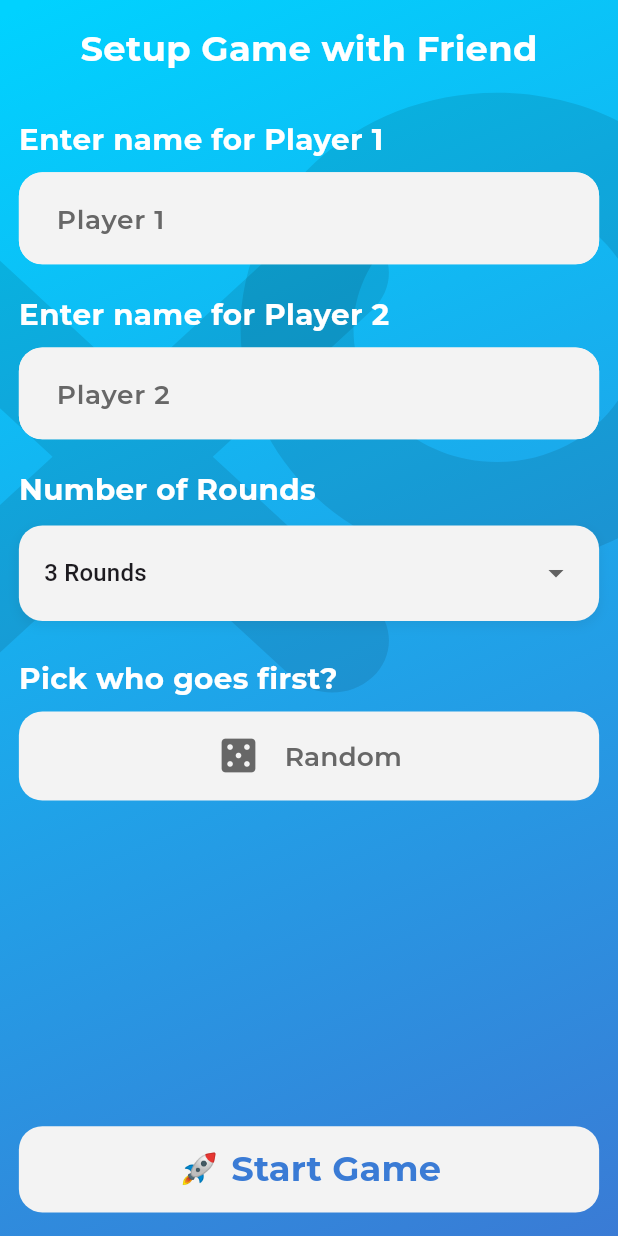
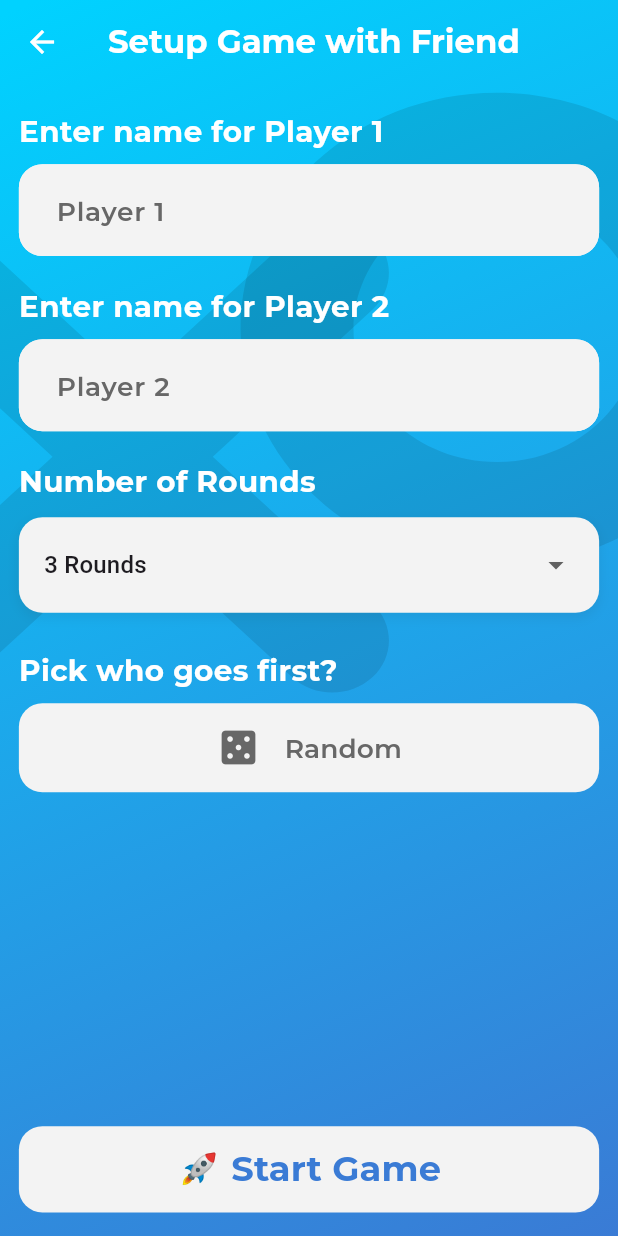
Before and after one commit to AYAEMAD0/Tic_Tac_Toe, a Flutter app: the FriendSetupView screen opened by its route, on a phone screen of 412 x 824 dp. Run offline on Flutter 3.47's test engine with Material 3 defaults, Android fonts, the light colour scheme and no system bars; our stand-ins replace flutter_bloc, flutter_screenutil, flutter_svg, font_awesome_flutter, google_fonts.

Commit message:
+ add appbar in setup with friend + change dir

```diff
--- a/lib/core/routing/app_router.dart
+++ b/lib/core/routing/app_router.dart
@@ -1,6 +1,6 @@
 import 'package:flutter/material.dart';
-import 'package:tic_tac_toe/features/setup/friend_setup/presentation/view/friend_setup_view.dart';
 import '../../features/menu/presentation/view/menu_view.dart';
+import '../../features/setup/presentation/view/friend_setup_view.dart';
 import 'routes.dart';
 
 class AppRouter {
--- a/lib/core/theme/app_styles.dart
+++ b/lib/core/theme/app_styles.dart
@@ -5,8 +5,8 @@ import 'app_colors.dart';
 import 'font_weight_helper.dart';
 
 class TextStyles {
-  static TextStyle font24WhiteBold = GoogleFonts.montserrat(
-    fontSize: 24.sp,
+  static TextStyle font22WhiteBold = GoogleFonts.montserrat(
+    fontSize: 22.sp,
     fontWeight: FontWeightHelper.bold,
     color: AppColors.white,
   );
--- a/lib/features/menu/presentation/view/menu_view.dart
+++ b/lib/features/menu/presentation/view/menu_view.dart
@@ -26,7 +26,7 @@ class MenuView extends StatelessWidget {
             child: Column(
               mainAxisAlignment: MainAxisAlignment.end,
               children: [
-                Text(AppStrings.gameMode, style: TextStyles.font24WhiteBold),
+                Text(AppStrings.gameMode, style: TextStyles.font22WhiteBold),
                 SizedBox(height: 17.h),
                 Row(
                   spacing: 12.w,
--- a/lib/features/setup/friend_setup/presentation/view/friend_setup_view.dart
+++ b/lib/features/setup/presentation/view/friend_setup_view.dart
@@ -33,6 +33,16 @@ class _FriendSetupViewState extends State<FriendSetupView> {
           return GestureDetector(
             onTap: () => FocusScope.of(context).unfocus(),
             child: Scaffold(
+              extendBodyBehindAppBar: true,
+              appBar: AppBar(
+                backgroundColor: AppColors.transparent,
+                iconTheme: IconThemeData(color: AppColors.white),
+                title: Text(
+                  AppStrings.setupFriend,
+                  style: TextStyles.font22WhiteBold,
+                ),
+                centerTitle: true,
+              ),
               body: Stack(
                 children: [
                   //background
@@ -44,7 +54,7 @@ class _FriendSetupViewState extends State<FriendSetupView> {
                   Padding(
                     padding: EdgeInsets.symmetric(
                       horizontal: 12.w,
-                      vertical: 16.h,
+                      vertical: 18.h,
                     ),
                     child: SafeArea(
                       child: SingleChildScrollView(
@@ -53,15 +63,6 @@ class _FriendSetupViewState extends State<FriendSetupView> {
                           child: Column(
                             crossAxisAlignment: CrossAxisAlignment.stretch,
                             children: [
-                              //title
-                              Center(
-                                child: Text(
-                                  AppStrings.setupFriend,
-                                  style: TextStyles.font24WhiteBold,
-                                ),
-                              ),
-                              SizedBox(height: 30.h),
-
                               // Friend Form
                               FriendSetupForm(
                                 controllerPLayerOne: cubit.playerOneController,
--- a/lib/features/setup/friend_setup/presentation/widget/choose_shape_for_player.dart
+++ b/lib/features/setup/presentation/widget/choose_shape_for_player.dart
@@ -48,7 +48,7 @@ class _ChooseShapeForPlayerState extends State<ChooseShapeForPlayer> {
                 if (value != null) _selectSymbol(value);
               },
             ),
-            Text(AppStrings.playerX, style: TextStyles.font24WhiteBold),
+            Text(AppStrings.playerX, style: TextStyles.font22WhiteBold),
             SizedBox(width: 40.w),
             Radio<String>(
               value: AppStrings.playerO,
@@ -58,7 +58,7 @@ class _ChooseShapeForPlayerState extends State<ChooseShapeForPlayer> {
                 if (value != null) _selectSymbol(value);
               },
             ),
-            Text(AppStrings.playerO, style: TextStyles.font24WhiteBold),
+            Text(AppStrings.playerO, style: TextStyles.font22WhiteBold),
           ],
         ),
       ],
--- a/lib/features/setup/friend_setup/presentation/widget/custom_build_card.dart
+++ b/lib/features/setup/presentation/widget/custom_build_card.dart
@@ -15,7 +15,7 @@ class CustomBuildCard extends StatelessWidget {
         borderRadius: BorderRadius.circular(16.r),
         boxShadow: [
           BoxShadow(
-            color: AppColors.black.withOpacity(0.08),
+            color: AppColors.black.withValues(alpha: 0.08),
             blurRadius: 6,
             offset: const Offset(0, 3),
           ),
--- a/lib/tic_tac_toe.dart
+++ b/lib/tic_tac_toe.dart
@@ -17,7 +17,7 @@ class TicTacToe extends StatelessWidget {
         return MaterialApp(
           debugShowCheckedModeBanner: false,
           initialRoute:
-               Routes.friendSetupRouteName,
+               Routes.menuRouteName,
           onGenerateRoute: appRouter.generateRoute,
         );
       },
```
Also changed, not shown: lib/features/setup/data/model/player_model.dart (renamed from lib/features/setup/friend_setup/data/model/player_model.dart), lib/features/setup/presentation/cubit/friend_setup_cubit.dart (renamed from lib/features/setup/friend_setup/presentation/cubit/friend_setup_cubit.dart), lib/features/setup/presentation/cubit/friend_setup_state.dart (renamed from lib/features/setup/friend_setup/presentation/cubit/friend_setup_state.dart), lib/features/setup/presentation/widget/custom_drop_down.dart (renamed from lib/features/setup/friend_setup/presentation/widget/custom_drop_down.dart), lib/features/setup/presentation/widget/custom_name_text_field.dart (renamed from lib/features/setup/friend_setup/presentation/widget/custom_name_text_field.dart), lib/features/setup/presentation/widget/friend_setup_form.dart (renamed from lib/features/setup/friend_setup/presentation/widget/friend_setup_form.dart), lib/features/setup/presentation/widget/random_button.dart (renamed from lib/features/setup/friend_setup/presentation/widget/random_button.dart), lib/features/setup/presentation/widget/show_first_player_and_symbol.dart (renamed from lib/features/setup/friend_setup/presentation/widget/show_first_player_and_symbol.dart), lib/features/setup/presentation/widget/start_game_button.dart (renamed from lib/features/setup/friend_setup/presentation/widget/start_game_button.dart).
